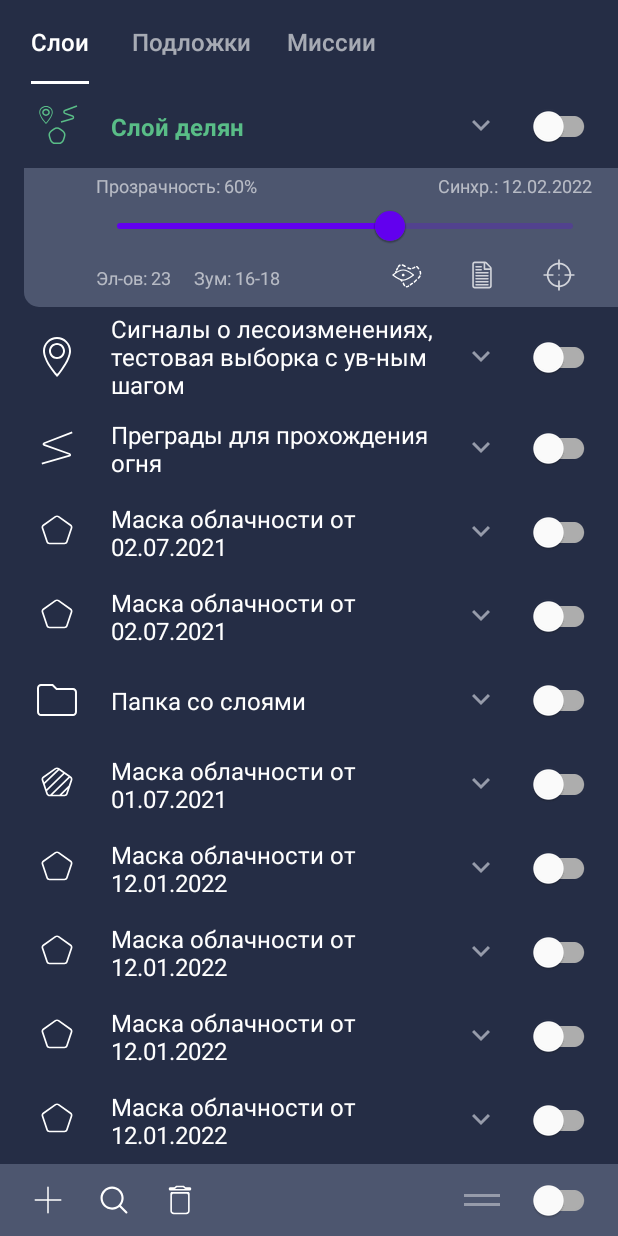
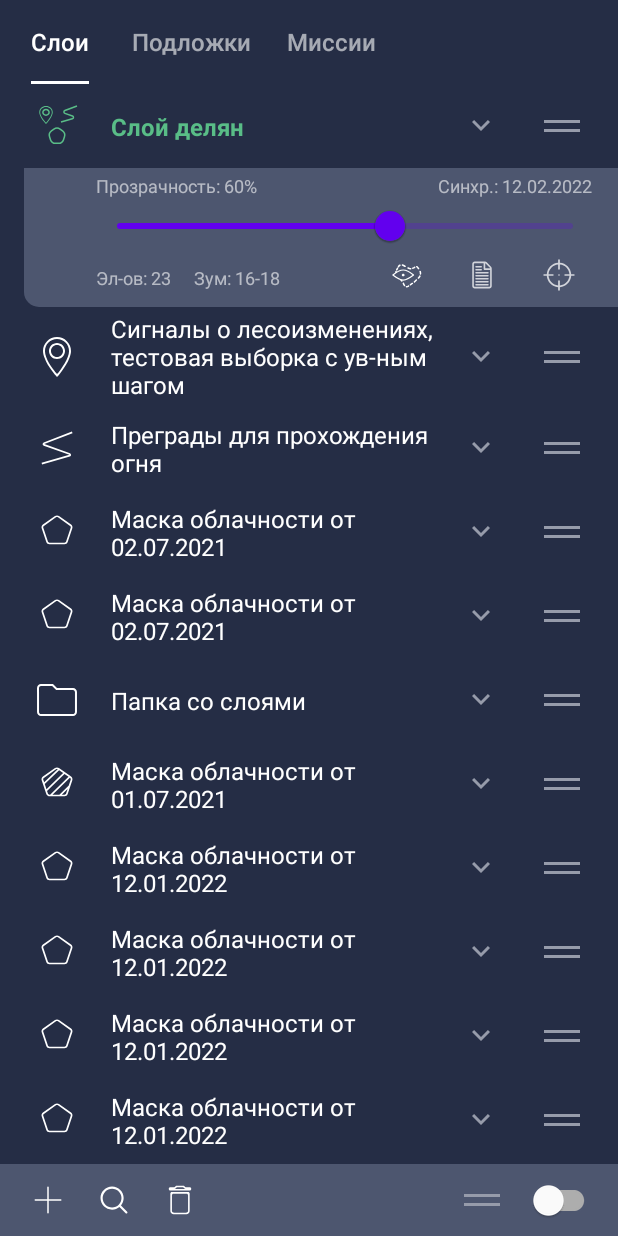
Before and after one commit to ztzmtv/MapBox, an Android app: the screen it shows after launch (MainActivity), after a tap on an icon or button, on a phone screen of 412 x 824 dp. Run offline under Robolectric (Android 15) with nearby library versions, the phone set to English and light mode, and no system bars; 2 other taps on this screen came first.

Commit message:
Добавлен режим упорядочивания списка

```diff
--- a/app/src/main/java/com/example/infograce/MainActivity.kt
+++ b/app/src/main/java/com/example/infograce/MainActivity.kt
@@ -36,6 +36,15 @@ class MainActivity : AppCompatActivity() {
         binding.imageDelete.setOnClickListener {
             adapter.removeLayer()
         }
+
+        binding.imageDrag.setOnClickListener{
+            adapter.items.forEachIndexed(){index, value ->
+                value.draggable =! value.draggable
+                adapter.notifyItemChanged(index)
+            }
+        }
+
+        adapter.touchHelper.attachToRecyclerView(binding.recyclerView)
     }
 
     private fun addDataSet(){
--- a/app/src/main/java/com/example/infograce/dataClass/Layers.kt
+++ b/app/src/main/java/com/example/infograce/dataClass/Layers.kt
@@ -8,5 +8,6 @@ data class Layers(
     val elem: String,
     val zoom: String,
     var visibility: Boolean = false,
-    var enable: Boolean = true
+    var enable: Boolean = true,
+    var draggable: Boolean = false
 )
--- a/app/src/main/java/com/example/infograce/recyclerview/RecyclerAdapter.kt
+++ b/app/src/main/java/com/example/infograce/recyclerview/RecyclerAdapter.kt
@@ -5,15 +5,18 @@ import android.graphics.Typeface
 import android.view.LayoutInflater
 import android.view.View
 import android.view.ViewGroup
+import androidx.recyclerview.widget.ItemTouchHelper
 import androidx.recyclerview.widget.RecyclerView
 import com.example.infograce.R
 import com.example.infograce.dataClass.DataSource
 import com.example.infograce.dataClass.Layers
 import com.example.infograce.databinding.LayerGroupBinding
+import java.util.*
+import kotlin.collections.ArrayList
 
 class RecyclerAdapter: RecyclerView.Adapter<RecyclerAdapter.ViewHolder>() {
 
-    private var items: MutableList<Layers> = ArrayList()
+    var items: MutableList<Layers> = ArrayList()
 
     class ViewHolder constructor(
         itemView: View
@@ -36,10 +39,6 @@ class RecyclerAdapter: RecyclerView.Adapter<RecyclerAdapter.ViewHolder>() {
         val isVisible: Boolean = currentItem.visibility
         holder.binding.expandable.visibility = if (isVisible) View.VISIBLE else View.GONE
 
-        val isEnable: Boolean = currentItem.enable
-        holder.binding.titleLine.alpha = if (isEnable) 1f else 0.5f
-        holder.binding.invisView.visibility = if (isEnable) View.GONE else View.VISIBLE
-
         if (isVisible) {
             holder.binding.titleView.setTypeface(null, Typeface.BOLD)
             holder.binding.titleView.setTextColor(Color.parseColor("#59BD87"))
@@ -49,6 +48,14 @@ class RecyclerAdapter: RecyclerView.Adapter<RecyclerAdapter.ViewHolder>() {
             holder.binding.titleView.setTextColor(Color.WHITE)
             holder.binding.iconView.setColorFilter(Color.WHITE)
         }
+
+        val isEnable: Boolean = currentItem.enable
+        holder.binding.titleLine.alpha = if (isEnable) 1f else 0.5f
+        holder.binding.invisView.visibility = if (isEnable) View.GONE else View.VISIBLE
+
+        val isDraggable: Boolean = currentItem.draggable
+        holder.binding.switch2.visibility = if (isDraggable) View.INVISIBLE else View.VISIBLE
+        holder.binding.dragView.visibility = if (isDraggable) View.VISIBLE else View.GONE
 
         holder.binding.chevron.setOnClickListener{
             currentItem.visibility =! currentItem.visibility
@@ -92,6 +99,24 @@ class RecyclerAdapter: RecyclerView.Adapter<RecyclerAdapter.ViewHolder>() {
         notifyDataSetChanged()
     }
 
+    val touchHelper =
+    ItemTouchHelper(object : ItemTouchHelper.SimpleCallback(ItemTouchHelper.UP or ItemTouchHelper.DOWN, 0) {
+        override fun onMove(
+            p0: RecyclerView,
+            p1: RecyclerView.ViewHolder,
+            p2: RecyclerView.ViewHolder
+        ): Boolean {
+            val sourcePosition = p1.adapterPosition
+            val targetPosition = p2.adapterPosition
+            Collections.swap(items,sourcePosition,targetPosition)
+            notifyItemMoved(sourcePosition,targetPosition)
+            return true
+        }
+
+        override fun onSwiped(p0: RecyclerView.ViewHolder, p1: Int) {
+            TODO("not implemented") //To change body of created functions use File | Settings | File Templates.
+        }
+    })
 
 
 }
--- a/app/src/main/res/layout/layer_group.xml
+++ b/app/src/main/res/layout/layer_group.xml
@@ -60,6 +60,7 @@
             android:layout_width="wrap_content"
             android:layout_height="wrap_content"
             android:layout_marginEnd="12dp"
+            android:visibility="visible"
             app:layout_constraintBottom_toBottomOf="@+id/iconView"
             app:layout_constraintEnd_toEndOf="parent"
             app:layout_constraintTop_toTopOf="@+id/iconView" />
@@ -74,6 +75,17 @@
             app:layout_constraintEnd_toStartOf="@+id/chevron"
             app:layout_constraintTop_toTopOf="@+id/chevron"
             app:srcCompat="@drawable/invisible" />
+
+        <ImageView
+            android:id="@+id/dragView"
+            android:layout_width="wrap_content"
+            android:layout_height="wrap_content"
+            android:visibility="invisible"
+            android:layout_marginEnd="25dp"
+            app:layout_constraintBottom_toBottomOf="@+id/switch2"
+            app:layout_constraintEnd_toEndOf="parent"
+            app:layout_constraintTop_toTopOf="@+id/switch2"
+            app:srcCompat="@drawable/drag_list_item" />
 
 
     </androidx.constraintlayout.widget.ConstraintLayout>
```
